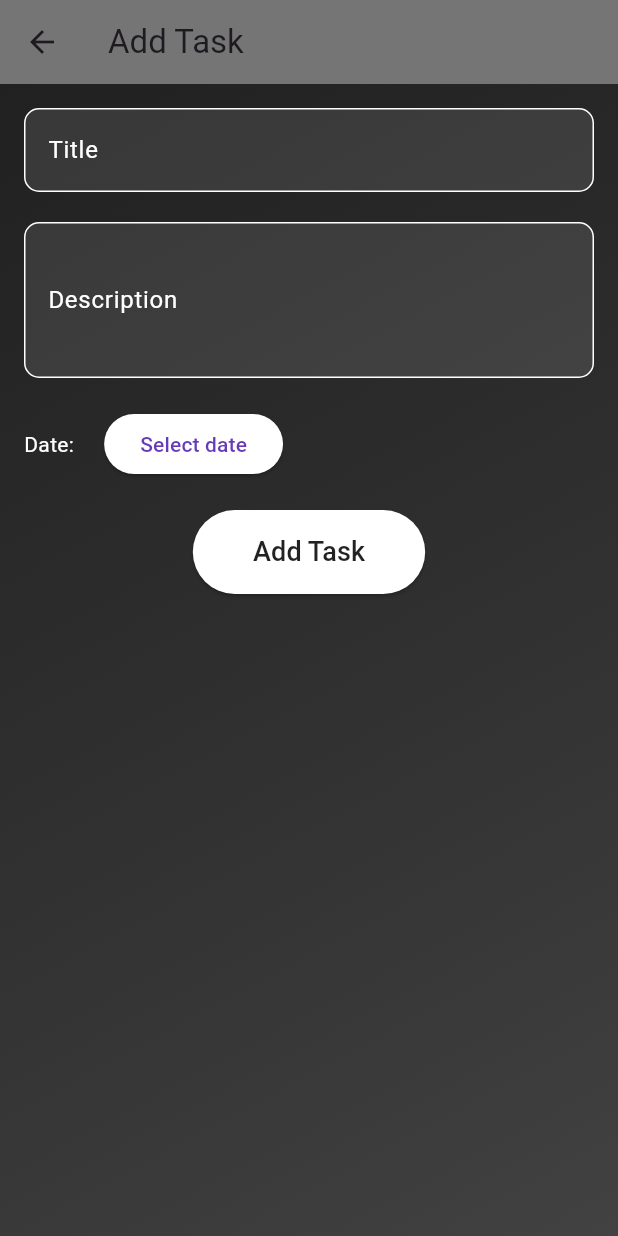
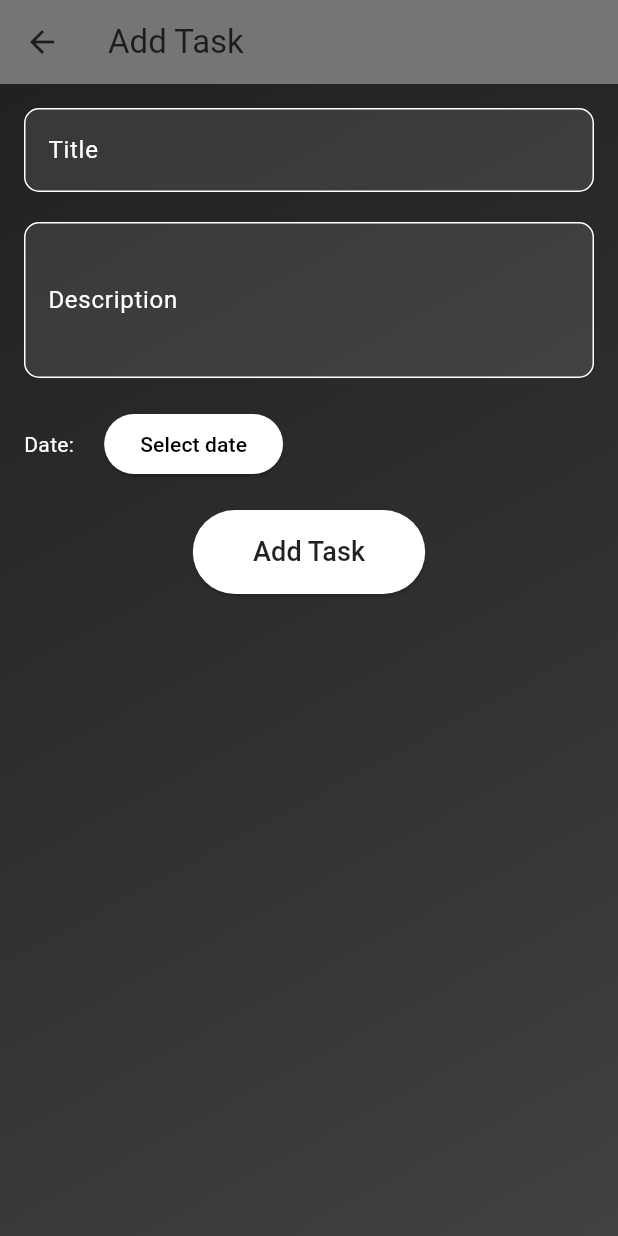
Before and after one commit to naamiahmed/Task-manager, a Flutter app: the screen it shows after launch, after a tap on "Get Started", after a tap on the "add" icon, on a phone screen of 412 x 824 dp. Run offline on Flutter 3.47's test engine with Material 3 defaults, Android fonts, the phone set to English and light mode, and no system bars; our stand-ins replace sqflite, sqflite_common_ffi; accounts and stored records are empty.

Commit message:
Update IntroPage and TaskForm UI for improved aesthetics and consistency

```diff
--- a/task_manager/lib/introPage.dart
+++ b/task_manager/lib/introPage.dart
@@ -1,3 +1,4 @@
+// Updated IntroPage.dart
 import 'package:flutter/material.dart';
 import './pages/views/home_screen.dart';
 
@@ -8,7 +9,7 @@ class IntroPage extends StatelessWidget {
       body: Container(
         decoration: BoxDecoration(
           gradient: LinearGradient(
-            colors: [Colors.deepPurple, Colors.purpleAccent],
+            colors: [Colors.black87, Colors.grey.shade800],
             begin: Alignment.topLeft,
             end: Alignment.bottomRight,
           ),
@@ -26,9 +27,7 @@ class IntroPage extends StatelessWidget {
                 ),
               ),
               SizedBox(height: 20),
-              Semantics(
-                label: 'Task Manager Title',
-                child: Text(
+              Text(
                 'Task Manager',
                 style: TextStyle(
                   fontSize: 32,
@@ -36,22 +35,8 @@ class IntroPage extends StatelessWidget {
                   color: Colors.white,
                 ),
               ),
-              ),
-              SizedBox(height: 20),
-              Semantics(
-                label: 'Manage your tasks efficiently',
-                child: Text(
-                  'Manage your tasks efficiently',
-                  style: TextStyle(
-                    fontSize: 18,
-                    color: Colors.white70,
-                  ),
-                ),
-              ),
               SizedBox(height: 40),
-              Semantics(
-                label: 'Get Started Button',
-                child: ElevatedButton(
+              ElevatedButton(
                 onPressed: () {
                   Navigator.pushReplacement(
                     context,
@@ -59,18 +44,16 @@ class IntroPage extends StatelessWidget {
                   );
                 },
                 style: ElevatedButton.styleFrom(
-                    foregroundColor: Colors.deepPurple, backgroundColor: Colors.white,
-                    padding: EdgeInsets.symmetric(horizontal: 40, vertical: 15),
+                  foregroundColor: Colors.black87,
+                  backgroundColor: Colors.white,
+                  padding: EdgeInsets.symmetric(horizontal: 50, vertical: 15),
                   shape: RoundedRectangleBorder(
                     borderRadius: BorderRadius.circular(30),
                   ),
                 ),
                 child: Text(
                   'Get Started',
-                    style: TextStyle(
-                      fontSize: 18,
-                    ),
-                  ),
+                  style: TextStyle(fontSize: 18),
                 ),
               ),
             ],
--- a/task_manager/lib/pages/views/task_form.dart
+++ b/task_manager/lib/pages/views/task_form.dart
@@ -129,7 +129,7 @@ class _TaskFormState extends State<TaskForm> {
                       onPressed: () => _selectDate(context),
                       child: Text('Select date'),
                       style: ElevatedButton.styleFrom(
-                        foregroundColor: Colors.deepPurple,
+                        foregroundColor: const Color.fromARGB(255, 0, 0, 0),
                         backgroundColor: Colors.white,
                       ),
                     ),
```
Lines whose indentation alone changed are shown as unchanged.
